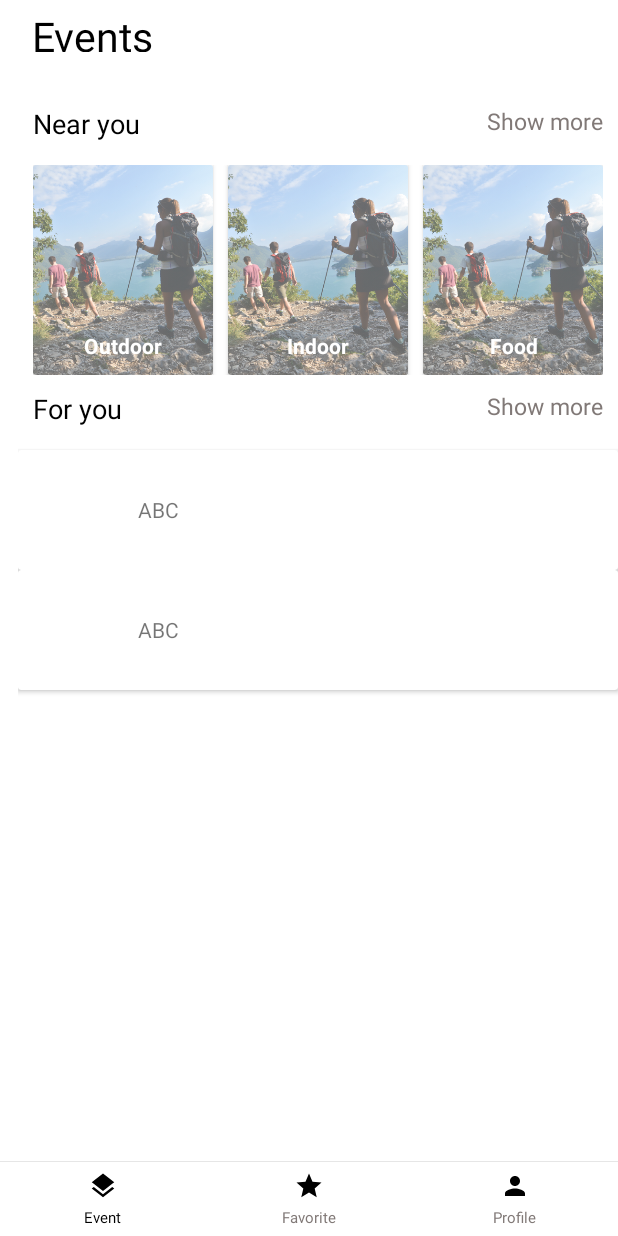
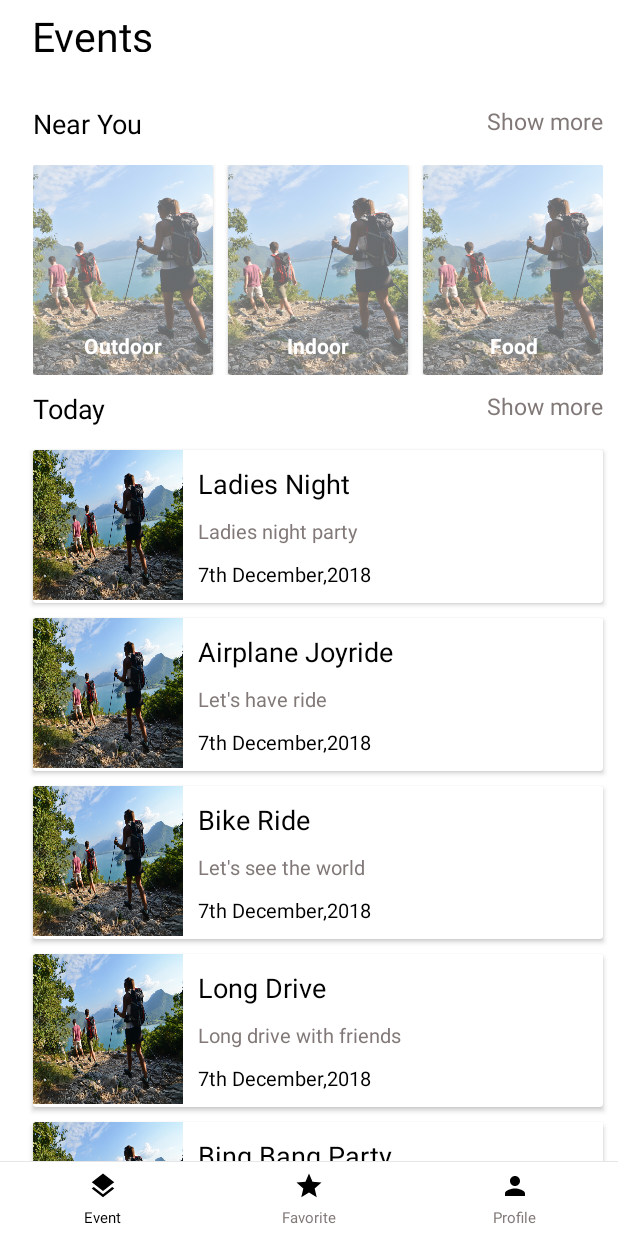
Before and after one commit to shyakdas/Jiva, an Android app: the screen it shows after launch (MainActivity), on a phone screen of 412 x 824 dp. Run offline under Robolectric (Android 15) with nearby library versions, the phone set to English and light mode, and no system bars.

Commit message:
[Implementation]Event Design and Implementation done

```diff
--- a/app/src/main/java/com/jiva/com/jivaassigment/event/CategoryAdapter.java
+++ b/app/src/main/java/com/jiva/com/jivaassigment/event/CategoryAdapter.java
@@ -4,7 +4,6 @@ import android.content.Context;
 import android.support.annotation.NonNull;
 import android.support.v4.content.ContextCompat;
 import android.support.v7.widget.RecyclerView;
-import android.util.Log;
 import android.view.LayoutInflater;
 import android.view.View;
 import android.view.ViewGroup;
@@ -25,7 +24,6 @@ public class CategoryAdapter extends RecyclerView.Adapter<CategoryAdapter.Catego
     public CategoryAdapter(Context mContext, ArrayList<CategoryModel> mList) {
         this.mContext = mContext;
         modelArrayList = mList;
-        Log.e(TAG, "modelArrayList==" + modelArrayList.size());
     }
 
     @NonNull
--- a/app/src/main/java/com/jiva/com/jivaassigment/event/EventAdapter.java
+++ b/app/src/main/java/com/jiva/com/jivaassigment/event/EventAdapter.java
@@ -5,10 +5,10 @@ import android.support.annotation.NonNull;
 import android.support.v7.widget.DefaultItemAnimator;
 import android.support.v7.widget.LinearLayoutManager;
 import android.support.v7.widget.RecyclerView;
-import android.util.Log;
 import android.view.LayoutInflater;
 import android.view.View;
 import android.view.ViewGroup;
+import android.widget.ImageView;
 import android.widget.TextView;
 
 import com.jiva.com.jivaassigment.R;
@@ -26,7 +26,6 @@ public class EventAdapter extends RecyclerView.Adapter {
     public EventAdapter(Context mContext, ArrayList<EventModel> mList) {
         this.mContext = mContext;
         mEventList = mList;
-        Log.e(TAG, "listSize==" + mEventList.size());
     }
 
     @NonNull
@@ -128,12 +127,22 @@ public class EventAdapter extends RecyclerView.Adapter {
 
     public class EventViewHolder extends RecyclerView.ViewHolder {
 
+        private ImageView mEventImage;
+        private TextView mEventName, mEventDescription, mEventDate;
+
         public EventViewHolder(View itemView) {
             super(itemView);
+            mEventImage = itemView.findViewById(R.id.image);
+            mEventName = itemView.findViewById(R.id.event_name);
+            mEventDescription = itemView.findViewById(R.id.description);
+            mEventDate = itemView.findViewById(R.id.event_time);
+
         }
 
         public void bindView(int position) {
-
+            mEventName.setText(mEventList.get(position).getEventName());
+            mEventDescription.setText(mEventList.get(position).getEventDescription());
+            mEventDate.setText(mEventList.get(position).getEventTime());
         }
     }
 }
--- a/app/src/main/java/com/jiva/com/jivaassigment/event/EventFragment.java
+++ b/app/src/main/java/com/jiva/com/jivaassigment/event/EventFragment.java
@@ -45,18 +45,37 @@ public class EventFragment extends Fragment {
 
     public ArrayList<EventModel> getListData() {
         mList = new ArrayList<>();
-        mList.add(new EventModel("main", "Near you", "", "", "", ""));
+        mList.add(new EventModel("main", "Near You", "",
+                "", "", "", "", ""));
 
         mList.add(new EventModel("category", "Near you",
-                getResources().getResourceName(R.mipmap.demo), "Sports", "", ""));
-        mList.add(new EventModel("main", "For you", "", "", "", ""));
+                getResources().getResourceName(R.mipmap.demo), "Sports", "",
+                "", "", ""));
+        mList.add(new EventModel("main", "Today", "",
+                "", "", "", "", ""));
 
 
         mList.add(new EventModel("event", "", "", "",
-                "Ladies Night", getResources().getResourceName(R.mipmap.demo)));
+                "Ladies Night", getResources().getResourceName(R.mipmap.demo),
+                "Ladies night party", "7th December,2018"));
         mList.add(new EventModel("event", "", "", "",
-                "Airplane Joyride", getResources().getResourceName(R.mipmap.demo)));
-
+                "Airplane Joyride", getResources().getResourceName(R.mipmap.demo),
+                "Let's have ride", "7th December,2018"));
+        mList.add(new EventModel("event", "", "", "",
+                "Bike Ride", getResources().getResourceName(R.mipmap.demo),
+                "Let's see the world", "7th December,2018"));
+        mList.add(new EventModel("event", "", "", "",
+                "Long Drive", getResources().getResourceName(R.mipmap.demo),
+                "Long drive with friends", "7th December,2018"));
+        mList.add(new EventModel("event", "", "", "",
+                "Bing Bang Party", getResources().getResourceName(R.mipmap.demo),
+                "Let's celebrate Christmas party together", "7th December,2018"));
+        mList.add(new EventModel("event", "", "", "",
+                "Party House", getResources().getResourceName(R.mipmap.demo),
+                "Let's rock the house", "7th December,2018"));
+        mList.add(new EventModel("event", "", "", "",
+                "Happy House", getResources().getResourceName(R.mipmap.demo),
+                "Last day of the year", "7th December,2018"));
         return mList;
     }
 }
--- a/app/src/main/java/com/jiva/com/jivaassigment/model/EventModel.java
+++ b/app/src/main/java/com/jiva/com/jivaassigment/model/EventModel.java
@@ -8,14 +8,35 @@ public class EventModel {
     public String categoryName;
     public String eventName;
     public String eventImage;
+    public String eventDescription;
+    public String eventTime;
 
-    public EventModel(String type, String mainEventName, String categoryImage, String categoryName, String eventName, String eventImage) {
+    public EventModel(String type, String mainEventName, String categoryImage, String categoryName,
+                      String eventName, String eventImage, String eventDescription, String eventTime) {
         this.type = type;
         this.mainEventName = mainEventName;
         this.categoryImage = categoryImage;
         this.categoryName = categoryName;
         this.eventName = eventName;
         this.eventImage = eventImage;
+        this.eventDescription = eventDescription;
+        this.eventTime = eventTime;
+    }
+
+    public String getEventDescription() {
+        return eventDescription;
+    }
+
+    public void setEventDescription(String eventDescription) {
+        this.eventDescription = eventDescription;
+    }
+
+    public String getEventTime() {
+        return eventTime;
+    }
+
+    public void setEventTime(String eventTime) {
+        this.eventTime = eventTime;
     }
 
     public String getType() {
--- /dev/null
+++ b/app/src/main/res/drawable/item_drawable.xml
@@ -0,0 +1,9 @@
+<?xml version="1.0" encoding="UTF-8"?>
+<shape xmlns:android="http://schemas.android.com/apk/res/android"
+    android:id="@+id/listview_background_shape">
+    <stroke
+        android:width="2dp"
+        android:color="@color/textColor" />
+
+    <corners android:radius="15dp" />
+</shape>
--- a/app/src/main/res/layout/item_event.xml
+++ b/app/src/main/res/layout/item_event.xml
@@ -1,7 +1,11 @@
 <?xml version="1.0" encoding="utf-8"?>
 <android.support.v7.widget.CardView xmlns:android="http://schemas.android.com/apk/res/android"
     android:layout_width="match_parent"
-    android:layout_height="wrap_content">
+    android:layout_height="wrap_content"
+    android:layout_marginLeft="10dp"
+    android:background="@drawable/item_drawable"
+    android:layout_marginRight="10dp"
+    android:layout_marginBottom="10dp">
 
     <RelativeLayout
         android:layout_width="match_parent"
@@ -9,16 +13,54 @@
 
         <ImageView
             android:id="@+id/image"
-            android:layout_width="80dp"
-            android:layout_height="80dp" />
+            android:layout_width="100dp"
+            android:layout_height="100dp"
+            android:scaleType="fitXY"
+            android:src="@mipmap/demo" />
 
         <TextView
             android:id="@+id/event_name"
             android:layout_width="wrap_content"
             android:layout_height="wrap_content"
-            android:layout_centerVertical="true"
+            android:layout_marginLeft="10dp"
+            android:layout_marginTop="10dp"
+            android:layout_marginRight="10dp"
             android:layout_toRightOf="@id/image"
-            android:text="ABC" />
+            android:ellipsize="end"
+            android:maxLines="1"
+            android:text="Ladies Night"
+            android:textColor="@android:color/black"
+            android:textSize="18dp" />
+
+        <TextView
+            android:id="@+id/description"
+            android:layout_width="wrap_content"
+            android:layout_height="wrap_content"
+            android:layout_below="@+id/event_name"
+            android:layout_marginLeft="10dp"
+            android:layout_marginTop="10dp"
+            android:layout_marginRight="10dp"
+            android:layout_toRightOf="@id/image"
+            android:ellipsize="end"
+            android:maxLines="1"
+            android:text="Ladies night party with Dj Nash"
+            android:textColor="@color/textColor"
+            android:textSize="13sp" />
+
+        <TextView
+            android:id="@+id/event_time"
+            android:layout_width="wrap_content"
+            android:layout_height="wrap_content"
+            android:layout_below="@+id/description"
+            android:layout_marginLeft="10dp"
+            android:layout_marginTop="10dp"
+            android:layout_marginBottom="10dp"
+            android:layout_toRightOf="@id/image"
+            android:ellipsize="end"
+            android:maxLines="1"
+            android:text="7th November,Thursday"
+            android:textColor="@android:color/black"
+            android:textSize="13sp" />
 
     </RelativeLayout>
 </android.support.v7.widget.CardView>
```
